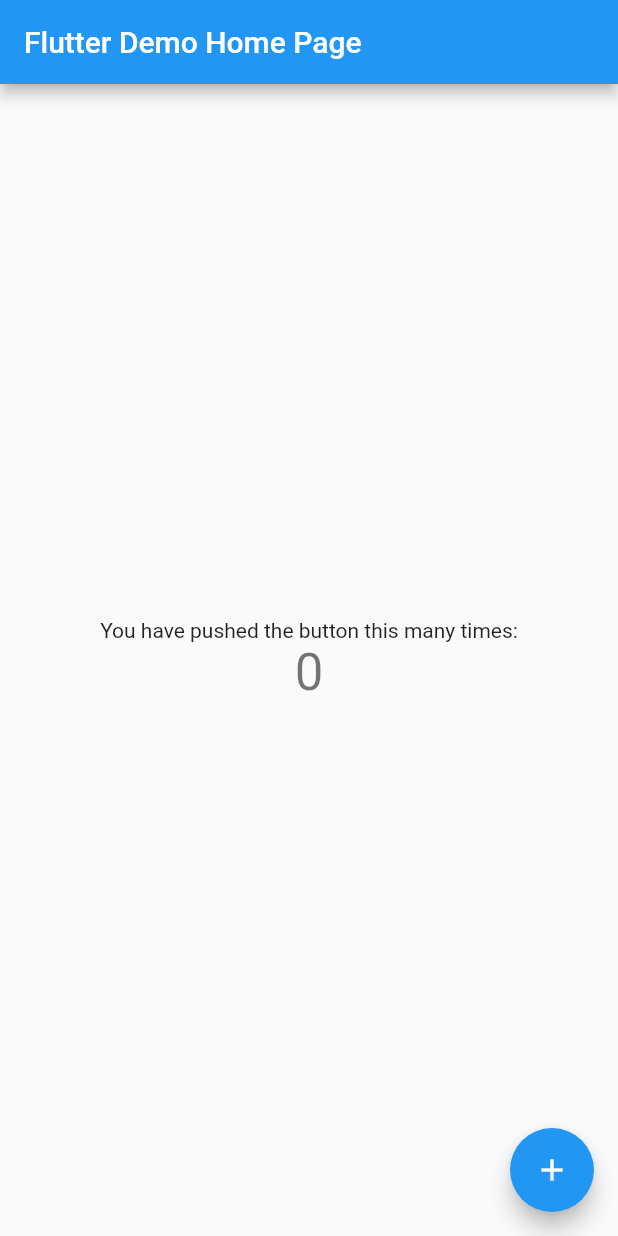
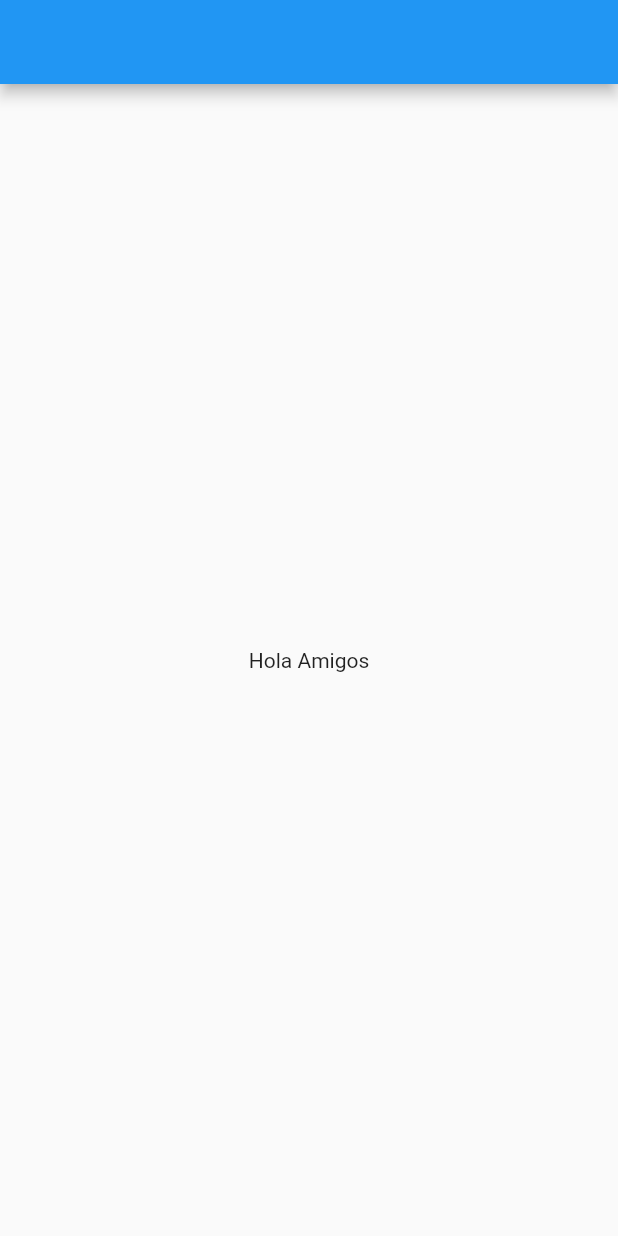
Before and after one commit to mfaizk/social, a Flutter app: the screen it shows after launch, on a phone screen of 412 x 824 dp. Run offline on Flutter 3.47's test engine with Material 2 defaults, Android fonts, the phone set to English and light mode, and no system bars; our stand-ins replace get.

Commit message:
initial structure ready

```diff
--- a/lib/main.dart
+++ b/lib/main.dart
@@ -1,115 +1,20 @@
 import 'package:flutter/material.dart';
+import 'package:get/route_manager.dart';
+import 'package:social/screens/HomeScreen.dart';
 
 void main() {
-  runApp(const MyApp());
+  runApp(MyApp());
 }
 
 class MyApp extends StatelessWidget {
   const MyApp({Key? key}) : super(key: key);
 
-  // This widget is the root of your application.
   @override
   Widget build(BuildContext context) {
-    return MaterialApp(
-      title: 'Flutter Demo',
-      theme: ThemeData(
-        // This is the theme of your application.
-        //
-        // Try running your application with "flutter run". You'll see the
-        // application has a blue toolbar. Then, without quitting the app, try
-        // changing the primarySwatch below to Colors.green and then invoke
-        // "hot reload" (press "r" in the console where you ran "flutter run",
-        // or simply save your changes to "hot reload" in a Flutter IDE).
-        // Notice that the counter didn't reset back to zero; the application
-        // is not restarted.
-        primarySwatch: Colors.blue,
+    return GetMaterialApp(
+      home: HomeScreen(
+        key: key,
       ),
-      home: const MyHomePage(title: 'Flutter Demo Home Page'),
     );
   }
 }
-
-class MyHomePage extends StatefulWidget {
-  const MyHomePage({Key? key, required this.title}) : super(key: key);
-
-  // This widget is the home page of your application. It is stateful, meaning
-  // that it has a State object (defined below) that contains fields that affect
-  // how it looks.
-
-  // This class is the configuration for the state. It holds the values (in this
-  // case the title) provided by the parent (in this case the App widget) and
-  // used by the build method of the State. Fields in a Widget subclass are
-  // always marked "final".
-
-  final String title;
-
-  @override
-  State<MyHomePage> createState() => _MyHomePageState();
-}
-
-class _MyHomePageState extends State<MyHomePage> {
-  int _counter = 0;
-
-  void _incrementCounter() {
-    setState(() {
-      // This call to setState tells the Flutter framework that something has
-      // changed in this State, which causes it to rerun the build method below
-      // so that the display can reflect the updated values. If we changed
-      // _counter without calling setState(), then the build method would not be
-      // called again, and so nothing would appear to happen.
-      _counter++;
-    });
-  }
-
-  @override
-  Widget build(BuildContext context) {
-    // This method is rerun every time setState is called, for instance as done
-    // by the _incrementCounter method above.
-    //
-    // The Flutter framework has been optimized to make rerunning build methods
-    // fast, so that you can just rebuild anything that needs updating rather
-    // than having to individually change instances of widgets.
-    return Scaffold(
-      appBar: AppBar(
-        // Here we take the value from the MyHomePage object that was created by
-        // the App.build method, and use it to set our appbar title.
-        title: Text(widget.title),
-      ),
-      body: Center(
-        // Center is a layout widget. It takes a single child and positions it
-        // in the middle of the parent.
-        child: Column(
-          // Column is also a layout widget. It takes a list of children and
-          // arranges them vertically. By default, it sizes itself to fit its
-          // children horizontally, and tries to be as tall as its parent.
-          //
-          // Invoke "debug painting" (press "p" in the console, choose the
-          // "Toggle Debug Paint" action from the Flutter Inspector in Android
-          // Studio, or the "Toggle Debug Paint" command in Visual Studio Code)
-          // to see the wireframe for each widget.
-          //
-          // Column has various properties to control how it sizes itself and
-          // how it positions its children. Here we use mainAxisAlignment to
-          // center the children vertically; the main axis here is the vertical
-          // axis because Columns are vertical (the cross axis would be
-          // horizontal).
-          mainAxisAlignment: MainAxisAlignment.center,
-          children: <Widget>[
-            const Text(
-              'You have pushed the button this many times:',
-            ),
-            Text(
-              '$_counter',
-              style: Theme.of(context).textTheme.headline4,
-            ),
-          ],
-        ),
-      ),
-      floatingActionButton: FloatingActionButton(
-        onPressed: _incrementCounter,
-        tooltip: 'Increment',
-        child: const Icon(Icons.add),
-      ), // This trailing comma makes auto-formatting nicer for build methods.
-    );
-  }
-}
--- /dev/null
+++ b/lib/screens/HomeScreen.dart
@@ -0,0 +1,18 @@
+import 'package:flutter/material.dart';
+import 'package:get/get_state_manager/src/simple/get_view.dart';
+
+class HomeScreen extends GetWidget {
+  const HomeScreen({Key? key}) : super(key: key);
+
+  @override
+  Widget build(BuildContext context) {
+    return Scaffold(
+      appBar: AppBar(),
+      body: Container(
+        child: Center(
+          child: Text("Hola Amigos"),
+        ),
+      ),
+    );
+  }
+}
--- a/pubspec.yaml
+++ b/pubspec.yaml
@@ -34,6 +34,7 @@ dependencies:
   # The following adds the Cupertino Icons font to your application.
   # Use with the CupertinoIcons class for iOS style icons.
   cupertino_icons: ^1.0.2
+  get: ^4.6.1
 
 dev_dependencies:
   flutter_test:
```
Also changed, not shown: pubspec.lock.
